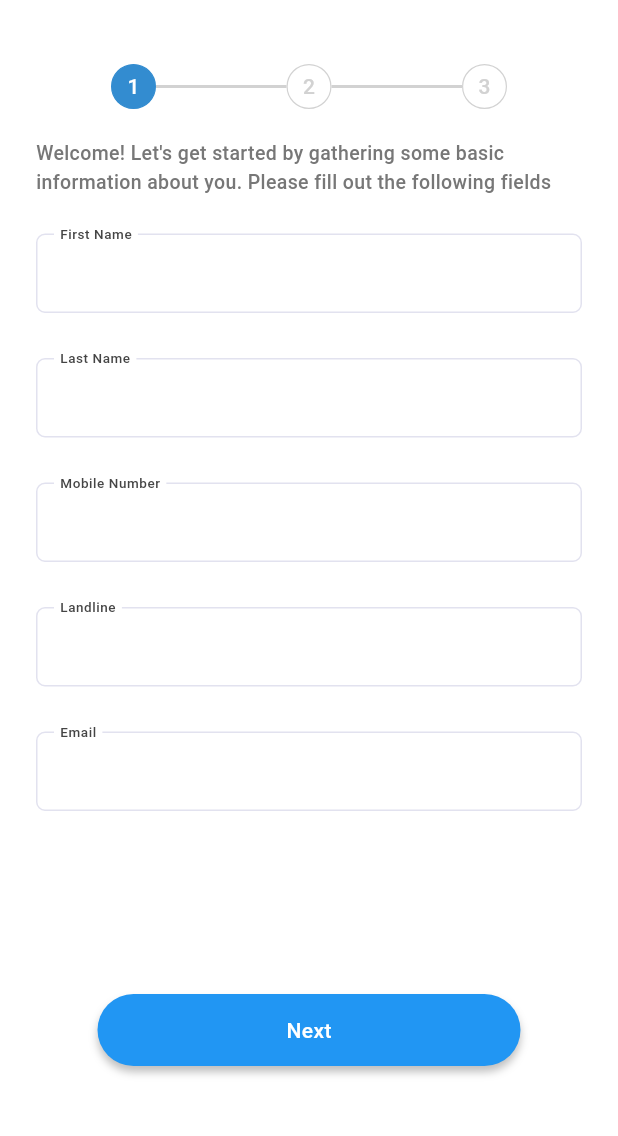
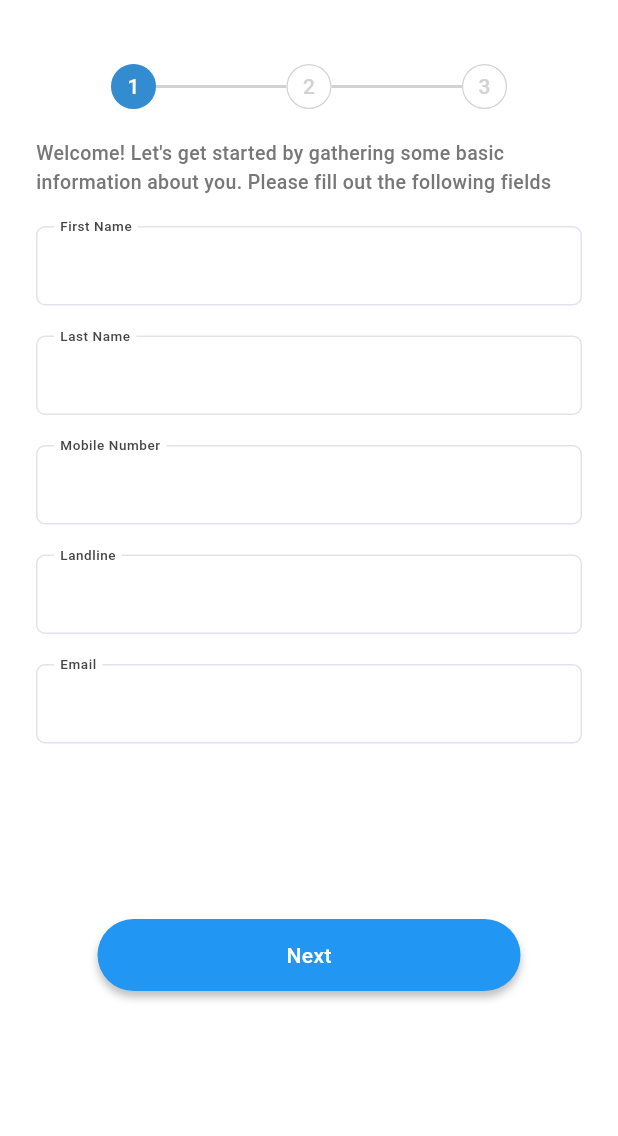
Before and after one commit to MohanadAbdallah-mv/b-task, a Flutter app: the screen it shows after launch, on a phone screen of 412 x 824 dp, the part 65-1201 px from its top. Run offline on Flutter 3.47's test engine with Material 3 defaults, Android fonts, the phone set to English and light mode, and no system bars; drawn by our look-alikes of easy_stepper; our stand-ins replace flutter_native_splash, flutter_svg, google_fonts, shared_preferences; Roboto replaces fonts that are missing (Georama).

Commit message:
adjusting button height

```diff
--- a/lib/views/pages/personal_info.dart
+++ b/lib/views/pages/personal_info.dart
@@ -24,7 +24,7 @@ class _PersonalInfoScreenState extends State<PersonalInfoScreen> {
       ),
       backgroundColor: Colors.white,
       bottomNavigationBar: Padding(
-        padding: const EdgeInsets.only(bottom: 70, left: 65, right: 65),
+        padding: const EdgeInsets.only(bottom: 120, left: 65, right: 65),
         child: CustomButton(
           child: Text(
             "Next",
@@ -57,31 +57,31 @@ class _PersonalInfoScreenState extends State<PersonalInfoScreen> {
             height: 10,
           ),
           Container(
-            padding: const EdgeInsets.symmetric(horizontal: 24, vertical: 15),
+            padding: const EdgeInsets.symmetric(horizontal: 24, vertical: 10),
             child: const CustomTextField(
               labelText: 'First Name',
             ),
           ),
           Container(
-            padding: const EdgeInsets.symmetric(horizontal: 24, vertical: 15),
+            padding: const EdgeInsets.symmetric(horizontal: 24, vertical: 10),
             child: const CustomTextField(
               labelText: 'Last Name',
             ),
           ),
           Container(
-            padding: const EdgeInsets.symmetric(horizontal: 24, vertical: 15),
+            padding: const EdgeInsets.symmetric(horizontal: 24, vertical: 10),
             child: const CustomTextField(
               labelText: 'Mobile Number',
             ),
           ),
           Container(
-            padding: const EdgeInsets.symmetric(horizontal: 24, vertical: 15),
+            padding: const EdgeInsets.symmetric(horizontal: 24, vertical: 10),
             child: const CustomTextField(
               labelText: 'Landline',
             ),
           ),
           Container(
-            padding: const EdgeInsets.symmetric(horizontal: 24, vertical: 15),
+            padding: const EdgeInsets.symmetric(horizontal: 24, vertical: 10),
             child: const CustomTextField(
               labelText: 'Email',
             ),
```
